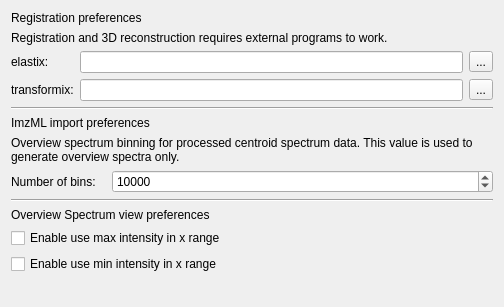
Before: the Qt Designer form Plugins/org.mitk.gui.qt.m2.common/src/internal/m2PreferencePage.ui in m2aia/m2aia, drawn with Qt 5.
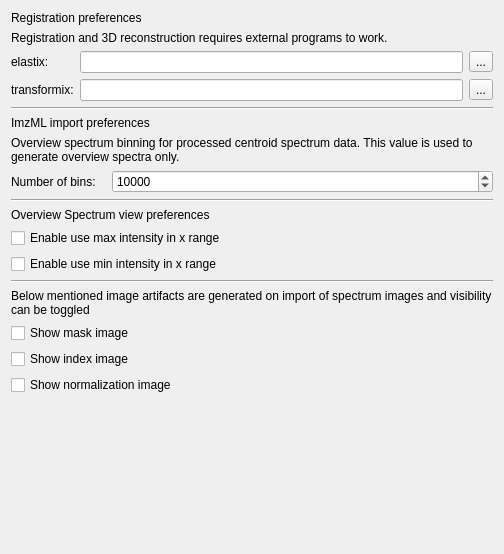
After: the same form once the commit is applied.

Commit message: opt-in add image artifacts, update preferences

Patch:
```diff
--- a/Plugins/org.mitk.gui.qt.m2.common/src/internal/m2PreferencePage.ui
+++ b/Plugins/org.mitk.gui.qt.m2.common/src/internal/m2PreferencePage.ui
@@ -7,7 +7,7 @@
     <x>0</x>
     <y>0</y>
     <width>504</width>
-    <height>307</height>
+    <height>554</height>
    </rect>
   </property>
   <property name="windowTitle">
@@ -159,6 +159,44 @@
      </property>
     </widget>
    </item>
+   <item>
+    <widget class="Line" name="line_3">
+     <property name="orientation">
+      <enum>Qt::Horizontal</enum>
+     </property>
+    </widget>
+   </item>
+   <item>
+    <widget class="QLabel" name="label_6">
+     <property name="text">
+      <string>Below mentioned image artifacts are generated on import of spectrum images and visibility can be toggled</string>
+     </property>
+     <property name="wordWrap">
+      <bool>true</bool>
+     </property>
+    </widget>
+   </item>
+   <item>
+    <widget class="QCheckBox" name="chkBxMaskImage">
+     <property name="text">
+      <string>Show mask image</string>
+     </property>
+    </widget>
+   </item>
+   <item>
+    <widget class="QCheckBox" name="chkBxIndexImage">
+     <property name="text">
+      <string>Show index image</string>
+     </property>
+    </widget>
+   </item>
+   <item>
+    <widget class="QCheckBox" name="chkBxNormalizationImage">
+     <property name="text">
+      <string>Show normalization image</string>
+     </property>
+    </widget>
+   </item>
    <item>
     <spacer name="verticalSpacer">
      <property name="orientation">
```
The commit also changes 5 other files.
